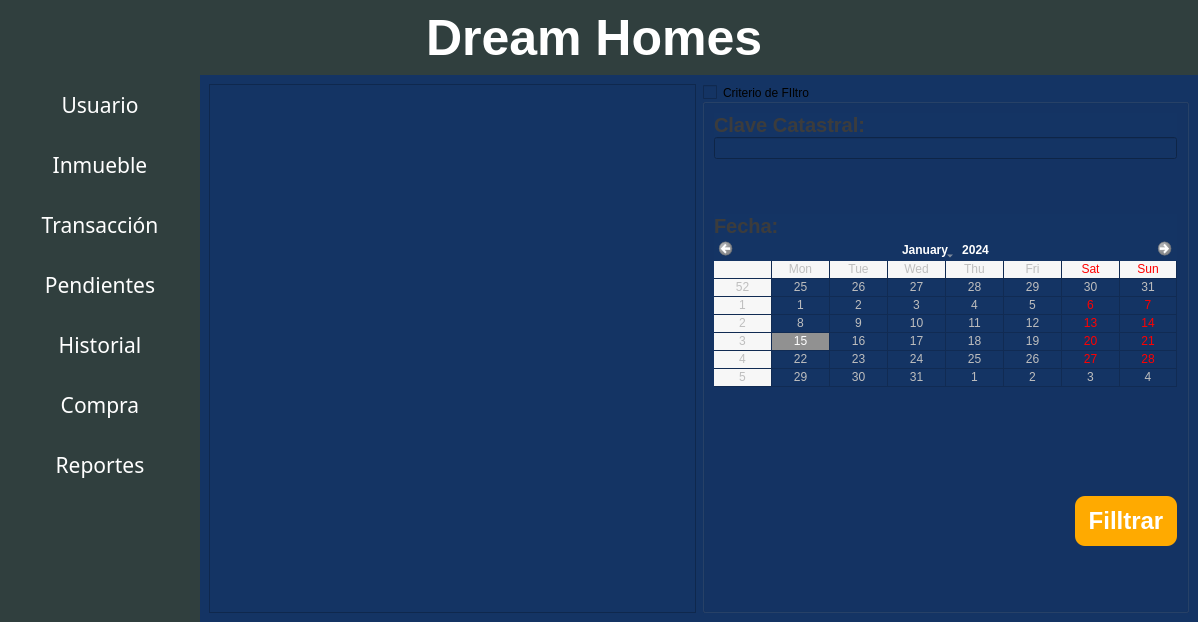
The window that view/menu_principal.ui (JhustynC/TF_BaseDeDatos) describes before a commit, drawn with Qt 5.
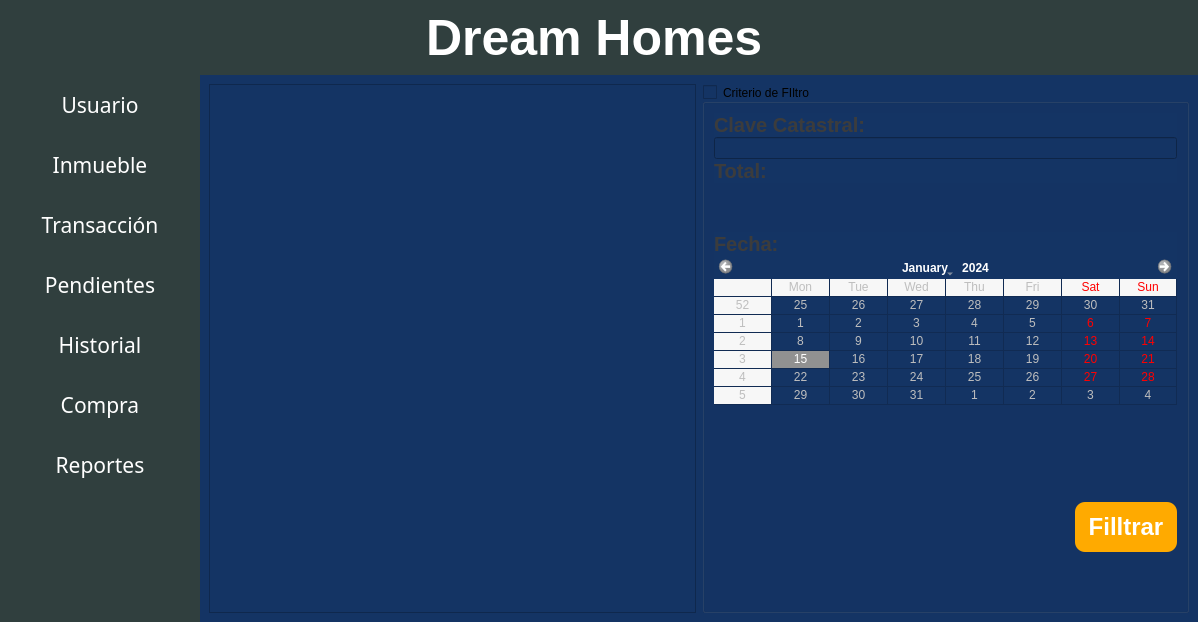
The same window after the commit. The open tabs and pages were chosen to show the change. Icons and pictures are not drawn.

Commit message: Cambios en Historial

Diff of the .ui file:
```diff
--- a/view/menu_principal.ui
+++ b/view/menu_principal.ui
@@ -1440,6 +1440,13 @@
                             <item>
                              <widget class="QLineEdit" name="txt_ccatastral_historial"/>
                             </item>
+                            <item>
+                             <widget class="QLabel" name="lbl_total_historial">
+                              <property name="text">
+                               <string>Total:</string>
+                              </property>
+                             </widget>
+                            </item>
                             <item>
                              <spacer name="verticalSpacer_19">
                               <property name="orientation">
```
Left out of the diff: 2 changed lines with no effect on the pictures. The commit also changes 5 other files.
